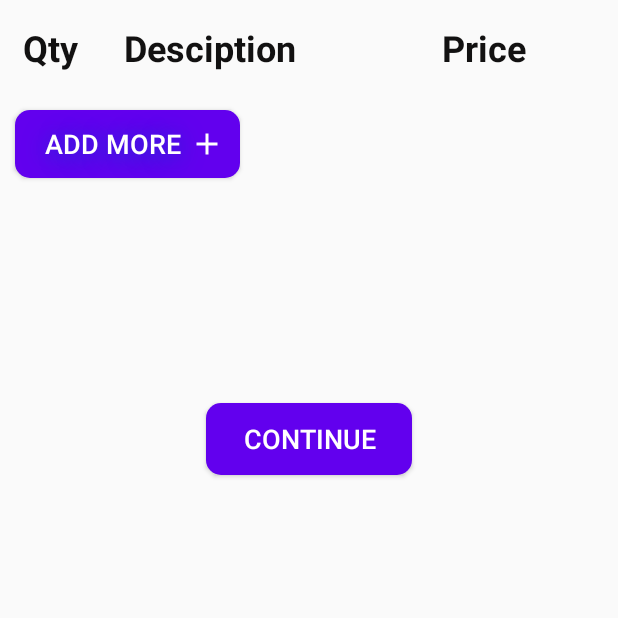
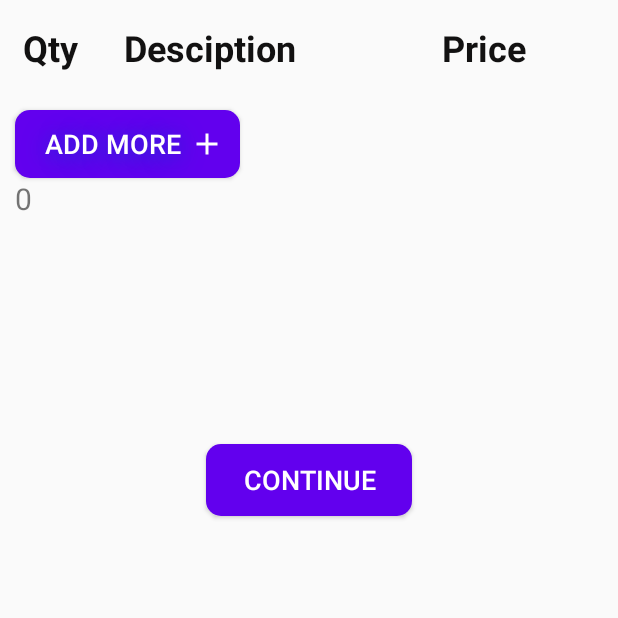
Before and after one commit to ravikant0055/IpayApp, an Android app: the ListActivity screen opened directly, with no data from a screen before it, on a phone screen of 412 x 824 dp, the top half of it. Run offline under Robolectric (Android 15) with nearby library versions, the phone set to English and light mode, and no system bars; 2 statements that could not run were skipped.

Commit message:
total done

```diff
--- a/app/src/main/java/com/example/ipay/ListActivity.kt
+++ b/app/src/main/java/com/example/ipay/ListActivity.kt
@@ -19,7 +19,10 @@ import kotlinx.android.synthetic.main.additem.*
 class ListActivity : AppCompatActivity() {
 
     lateinit var btnadd: Button
-     companion object{var arrayList=ArrayList<ListModel>()}
+     companion object{
+         var arrayList=ArrayList<ListModel>()
+         var total:Int=0;
+     }
 //    lateinit var textView11:TextView
 //    lateinit var textView12:TextView
 
@@ -42,6 +45,9 @@ class ListActivity : AppCompatActivity() {
         recycler_view.layoutManager=LinearLayoutManager(this)
         recycler_view.adapter=myAdapter
 
+        total=total+price.toInt();
+        totalView.setText(total.toString())
+
         btnadd.setOnClickListener {
             startActivity(Intent(this,ScanActivity::class.java))
         }
--- a/app/src/main/res/layout/activity_list.xml
+++ b/app/src/main/res/layout/activity_list.xml
@@ -75,6 +75,13 @@
         android:text=" Add more"
         android:textColor="#ffff"
         android:textSize="18sp" />
+    <TextView
+        android:layout_width="wrap_content"
+        android:layout_height="wrap_content"
+        android:id="@+id/totalView"
+        android:text="Total"
+        android:textSize="20sp"
+        android:layout_marginLeft="10dp"/>
 
     <Button
         android:id="@+id/btnsub"
```
